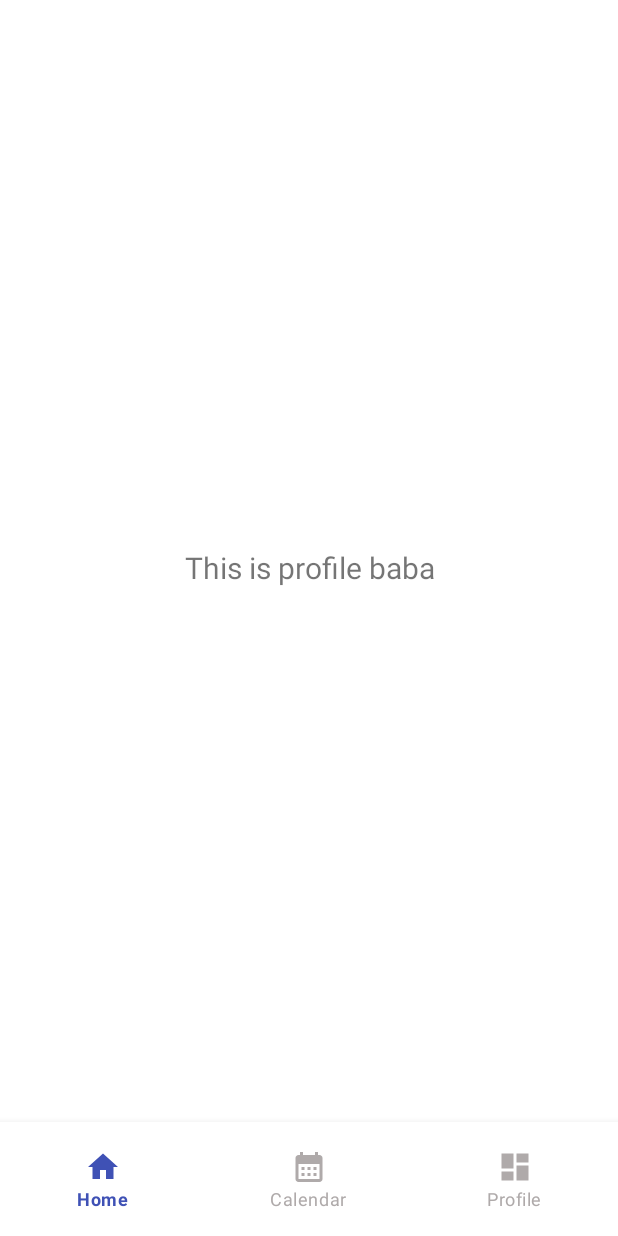
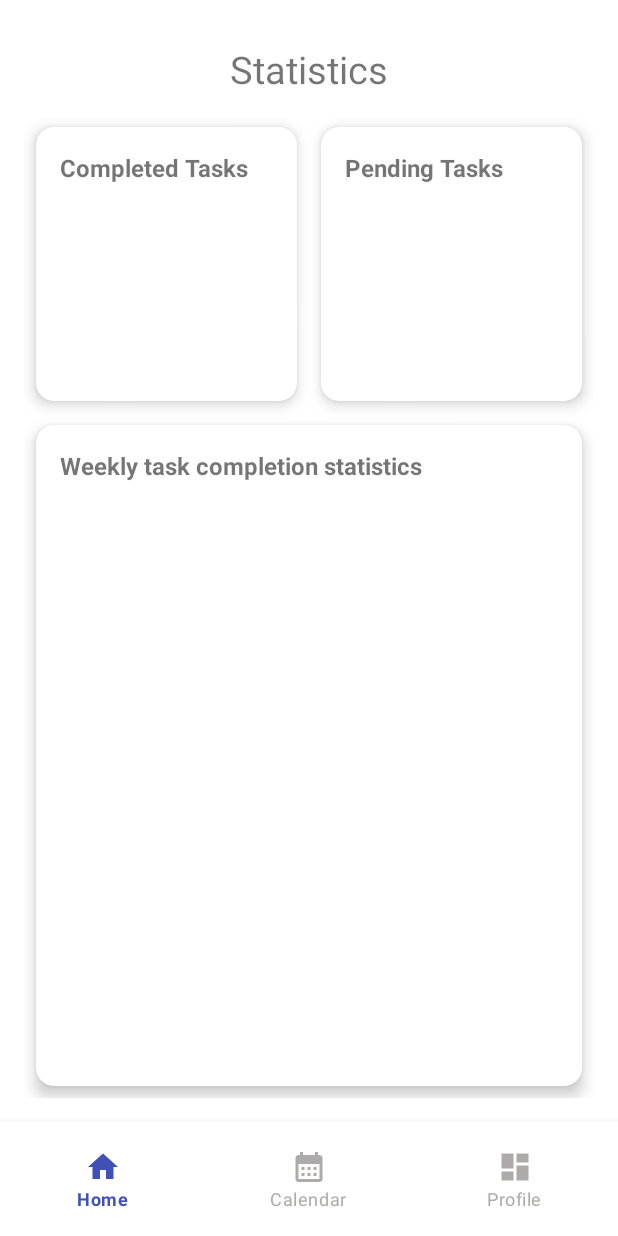
Before and after one commit to AliGalip75/Todo_List, an Android app: the ProfileFragment screen opened through its navigation route, on a phone screen of 412 x 824 dp. Run offline under Robolectric (Android 15) with nearby library versions, the phone set to English and light mode, and no system bars; our stand-ins replace Room's generated code, navigation-ui.

Commit message:
almost completed

```diff
--- a/app/src/main/java/com/example/todo_list/data/TaskDao.java
+++ b/app/src/main/java/com/example/todo_list/data/TaskDao.java
@@ -6,12 +6,9 @@ import androidx.room.Delete;
 import androidx.room.Insert;
 import androidx.room.Query;
 import androidx.room.Update;
-
 import java.util.List;
-
-// sql yazmadan veritabanı işlemlerini buradan yapıyoruz(bazı işlemler için sql yazmak gerekebiliyor)
 @Dao
-public interface TaskDao {
+public interface TaskDao { // sql yazmadan veritabanı işlemlerini buradan yapıyoruz(bazı işlemler için sql yazmak gerekebiliyor)
     @Delete
     void delete(Task task);
 
--- a/app/src/main/java/com/example/todo_list/data/TaskRepository.java
+++ b/app/src/main/java/com/example/todo_list/data/TaskRepository.java
@@ -1,27 +1,19 @@
 package com.example.todo_list.data;
 
 import android.app.Application;
-import android.os.AsyncTask;
-
 import androidx.lifecycle.LiveData;
 import java.util.List;
-import java.util.concurrent.ExecutorService;
-import java.util.concurrent.Executors;
 
 public class TaskRepository {
     private final TaskDao taskDao;
-    private ExecutorService executorService;
 
     public TaskRepository(Application application) {
         TaskDatabase database = TaskDatabase.getInstance(application);
         taskDao = database.taskDao();
-        executorService = Executors.newSingleThreadExecutor();
     }
 
     public void insert(Task task) {
-        Executors.newSingleThreadExecutor().execute(() -> {
-            taskDao.insert(task);
-        });
+        TaskDatabase.databaseWriteExecutor.execute( () -> taskDao.insert(task));
     }
 
     public LiveData<List<Task>> getAllTasks() {
@@ -29,11 +21,11 @@ public class TaskRepository {
     }
 
     public void deleteTask(Task task){
-        TaskDatabase.databaseWriteExecutor.execute(() -> taskDao.delete(task));
+        TaskDatabase.databaseWriteExecutor.execute( () -> taskDao.delete(task));
     }
 
     public void update(Task task) {
-        executorService.execute(() -> taskDao.update(task));  // Arka planda çalıştır
+        TaskDatabase.databaseWriteExecutor.execute( () -> taskDao.update(task));
     }
 
 }
--- a/app/src/main/java/com/example/todo_list/ui/home/HomeFragment.java
+++ b/app/src/main/java/com/example/todo_list/ui/home/HomeFragment.java
@@ -32,23 +32,24 @@ public class HomeFragment extends Fragment {
 
     public void onCreate(Bundle savedInstanceState){
         super.onCreate(savedInstanceState);
-        homeViewModel = new ViewModelProvider(this).get(HomeViewModel.class);
+        homeViewModel = new ViewModelProvider(this).get(HomeViewModel.class); //homeViewModel'ı bağla
     }
 
     public void onViewCreated(@NonNull View view, @Nullable Bundle savedInstanceState){
         super.onViewCreated(view, savedInstanceState);
 
         RecyclerView recyclerView = binding.recylerView;
-        LinearLayout emptyView = binding.emptyView;
-        TextView homeText = binding.homeText;
-        recyclerView.setLayoutManager(new LinearLayoutManager(getContext()));
+        LinearLayout emptyView = binding.emptyView; // görev kalmayınca görünecek layout
+        TextView homeText = binding.homeText; // TODOS text
+        recyclerView.setLayoutManager(new LinearLayoutManager(getContext())); // recyclerView'ı dikey olarak ayarladık
 
-        TaskAdapter adapter = new TaskAdapter(
+        TaskAdapter adapter = new TaskAdapter( //adapter'ın içine silme ve güncelleme fonksiyonlarını gömdük
                 task -> homeViewModel.deleteTask(task),
                 task -> showUpdateDialog(requireContext(), task, homeViewModel)
         );
 
         recyclerView.setAdapter(adapter);
+        // todoListesini dinler ve değişiklik olursa dinamik olarak sürekli çalışır. Okun solundaki "tasks" değişen verinin son halini tutar
         homeViewModel.getAllTasks().observe(getViewLifecycleOwner(), tasks -> {
             adapter.setTasks(tasks);
 
@@ -67,10 +68,11 @@ public class HomeFragment extends Fragment {
 
     public View onCreateView(@NonNull LayoutInflater inflater,
                               ViewGroup container, Bundle savedInstanceState){
-        binding = FragmentHomeBinding.inflate(inflater, container, false);
+        binding = FragmentHomeBinding.inflate(inflater, container, false); // Binding'i bağla
         return binding.getRoot();
     }
 
+    // Update işlemi için metod
     private void showUpdateDialog(Context context, Task taskToUpdate, HomeViewModel homeViewModel) {
         LayoutInflater inflater = LayoutInflater.from(context);
         View dialogView = inflater.inflate(R.layout.dialog_update_task, null);
@@ -82,16 +84,16 @@ public class HomeFragment extends Fragment {
         builder.setTitle("Update Task");
         builder.setView(dialogView);
 
-        builder.setPositiveButton("Kaydet", (dialog, which) -> {
+        builder.setPositiveButton("Save", (dialog, which) -> {
             String updatedText = editText.getText().toString().trim();
             if (!updatedText.isEmpty()) {
                 taskToUpdate.setTitle(updatedText);
                 homeViewModel.updateTask(taskToUpdate);
-                Toast.makeText(context, "Görev güncellendi", Toast.LENGTH_SHORT).show();
+                Toast.makeText(context, "Todo Updated", Toast.LENGTH_SHORT).show();
             }
         });
 
-        builder.setNegativeButton("İptal", (dialog, which) -> dialog.dismiss());
+        builder.setNegativeButton("Cancel", (dialog, which) -> dialog.dismiss());
 
         AlertDialog dialog = builder.create();
         dialog.getWindow().setBackgroundDrawableResource(R.drawable.dialog_rounded_corner);
--- a/app/src/main/java/com/example/todo_list/ui/home/HomeViewModel.java
+++ b/app/src/main/java/com/example/todo_list/ui/home/HomeViewModel.java
@@ -1,20 +1,14 @@
 package com.example.todo_list.ui.home;
 
 import android.app.Application;
-
 import androidx.annotation.NonNull;
 import androidx.lifecycle.AndroidViewModel;
 import androidx.lifecycle.LiveData;
-import androidx.lifecycle.MutableLiveData;
-import androidx.lifecycle.ViewModel;
-
 import com.example.todo_list.data.Task;
 import com.example.todo_list.data.TaskRepository;
-
 import java.util.List;
 
 public class HomeViewModel extends AndroidViewModel {
-
 
     private TaskRepository repository;
     private LiveData<List<Task>> allTasks;
@@ -25,6 +19,7 @@ public class HomeViewModel extends AndroidViewModel {
     }
 
     public LiveData<List<Task>> getAllTasks() {
+        allTasks = repository.getAllTasks();
         return allTasks;
     }
 
--- a/app/src/main/java/com/example/todo_list/ui/home/TaskAdapter.java
+++ b/app/src/main/java/com/example/todo_list/ui/home/TaskAdapter.java
@@ -5,27 +5,22 @@ import android.view.LayoutInflater;
 import android.view.View;
 import android.view.ViewGroup;
 import android.widget.Toast;
-
 import androidx.annotation.NonNull;
 import androidx.recyclerview.widget.RecyclerView;
-
-import com.example.todo_list.R;
 import com.example.todo_list.data.Task;
 import com.example.todo_list.databinding.ItemTaskBinding;
-
 import java.util.ArrayList;
 import java.util.List;
 
 public class TaskAdapter extends RecyclerView.Adapter<TaskAdapter.TaskHolder> {
 
-    //recyclerview'ın göstereceği veriler burada tutulur
-    private List<Task> tasks = new ArrayList<>();
+    private List<Task> tasks = new ArrayList<>();  // Recyclerview'ın göstereceği veriler burada tutulur
 
-    public interface OnTaskDeleteClickListener {
+    public interface OnTaskDeleteClickListener { // Delete işlemi için kendi listener interface'imiz
         void onTaskDelete(Task task);
     }
 
-    public interface OnTaskEditClickListener {
+    public interface OnTaskEditClickListener { // Update işlemi için kendi listener interface'imiz
         void onTaskEdit(Task task);
     }
 
@@ -37,8 +32,6 @@ public class TaskAdapter extends RecyclerView.Adapter<TaskAdapter.TaskHolder> {
         this.deleteListener = deleteListener;
         this.editListener = editListener;
     }
-
-
 
     // Viewholder tek bir satırı temsil ediyor
     public static class TaskHolder extends RecyclerView.ViewHolder {
@@ -71,7 +64,7 @@ public class TaskAdapter extends RecyclerView.Adapter<TaskAdapter.TaskHolder> {
             }
         });
 
-        // recyclerView todolardaki silme butonu için listener
+        // RecyclerView'daki todoların silme butonu için listener
         holder.binding.garbageBtn.setOnClickListener(new View.OnClickListener() {
             @Override
             public void onClick(View v) {
@@ -79,10 +72,10 @@ public class TaskAdapter extends RecyclerView.Adapter<TaskAdapter.TaskHolder> {
             }
         });
 
+        // RecyclerView'daki todoların update butonu için listener
         holder.binding.editBtn.setOnClickListener(v -> {
             editListener.onTaskEdit(current);
         });
-
 
     }
 
@@ -97,5 +90,4 @@ public class TaskAdapter extends RecyclerView.Adapter<TaskAdapter.TaskHolder> {
         notifyDataSetChanged(); // liste değişince UI'ı güncelle
     }
 
-
 }
--- a/app/src/main/java/com/example/todo_list/ui/profile/ProfileViewModel.java
+++ b/app/src/main/java/com/example/todo_list/ui/profile/ProfileViewModel.java
@@ -10,7 +10,6 @@ public class ProfileViewModel extends ViewModel {
 
     public ProfileViewModel() {
         mText = new MutableLiveData<>();
-        mText.setValue("This is profile baba");
     }
 
     // Canlı veriyi UI'a gönder
--- a/app/src/main/res/drawable/rounded_edittext.xml
+++ b/app/src/main/res/drawable/rounded_edittext.xml
@@ -1,6 +1,5 @@
 <shape xmlns:android="http://schemas.android.com/apk/res/android"
     android:shape="rectangle">
-
     <solid android:color="#FFFFFF"/> <!-- Arka plan rengi -->
     <corners android:radius="10dp"/> <!-- Köşe yuvarlaklığı -->
     <stroke android:width="1dp" android:color="#DDDDDD"/> <!-- İsteğe bağlı çerçeve -->
--- a/app/src/main/res/layout/fragment_profile.xml
+++ b/app/src/main/res/layout/fragment_profile.xml
@@ -1,23 +1,107 @@
 <?xml version="1.0" encoding="utf-8"?>
-<androidx.constraintlayout.widget.ConstraintLayout xmlns:android="http://schemas.android.com/apk/res/android"
-    xmlns:app="http://schemas.android.com/apk/res-auto"
-    xmlns:tools="http://schemas.android.com/tools"
+<GridLayout android:id="@+id/statsGrid"
     android:layout_width="match_parent"
     android:layout_height="match_parent"
-    tools:context=".ui.profile.ProfileFragment">
+    android:columnCount="2"
+    android:padding="16dp"
+    xmlns:android="http://schemas.android.com/apk/res/android"
+    xmlns:app="http://schemas.android.com/apk/res-auto"
+    xmlns:tools="http://schemas.android.com/tools">
 
     <TextView
-        android:id="@+id/text_profile"
-        android:layout_width="match_parent"
+        android:id="@+id/textProfile"
         android:layout_height="wrap_content"
-        android:layout_marginStart="8dp"
-        android:layout_marginTop="8dp"
-        android:layout_marginEnd="8dp"
-        android:textAlignment="center"
-        android:textSize="20sp"
-        android:text=""
-        app:layout_constraintBottom_toBottomOf="parent"
-        app:layout_constraintEnd_toEndOf="parent"
-        app:layout_constraintStart_toStartOf="parent"
-        app:layout_constraintTop_toTopOf="parent" />
-</androidx.constraintlayout.widget.ConstraintLayout>
+        android:layout_width="0dp"
+        android:layout_columnWeight="1"
+        android:layout_rowWeight="0.2"
+        android:layout_columnSpan="2"
+        android:text="Statistics"
+        android:gravity="center"
+        android:textSize="25sp" />
+
+    <!-- 1. Kart -->
+    <androidx.cardview.widget.CardView
+        android:id="@+id/cardCompletedTasks"
+        android:layout_width="0dp"
+        android:layout_height="wrap_content"
+        android:layout_margin="8dp"
+        android:layout_columnWeight="1"
+        android:layout_rowWeight="1"
+        app:cardCornerRadius="12dp"
+        app:cardElevation="6dp">
+
+        <androidx.constraintlayout.widget.ConstraintLayout
+            android:orientation="vertical"
+            android:padding="16dp"
+            android:layout_width="match_parent"
+            android:layout_height="wrap_content">
+
+
+            <TextView
+                android:id="@+id/textCompleted"
+                android:layout_height="wrap_content"
+                android:layout_width="0dp"
+                android:text="Completed Tasks"
+                android:textSize="16sp"
+                android:textStyle="bold"
+                tools:ignore="MissingConstraints" />
+        </androidx.constraintlayout.widget.ConstraintLayout>
+    </androidx.cardview.widget.CardView>
+
+    <androidx.cardview.widget.CardView
+        android:id="@+id/cardPendingTasks"
+        android:layout_width="0dp"
+        android:layout_height="wrap_content"
+        android:layout_margin="8dp"
+        android:layout_columnWeight="1"
+        android:layout_rowWeight="1"
+        app:cardCornerRadius="12dp"
+        app:cardElevation="6dp">
+
+        <androidx.constraintlayout.widget.ConstraintLayout
+            android:orientation="vertical"
+            android:padding="16dp"
+            android:layout_width="match_parent"
+            android:layout_height="wrap_content">
+
+            <TextView
+                android:layout_height="wrap_content"
+                android:layout_width="0dp"
+                android:text="Pending Tasks"
+                android:textSize="16sp"
+                android:textStyle="bold"
+                tools:ignore="MissingConstraints" />
+
+
+        </androidx.constraintlayout.widget.ConstraintLayout>
+    </androidx.cardview.widget.CardView>
+
+    <androidx.cardview.widget.CardView
+        android:id="@+id/cardStatisticsChart"
+        android:layout_width="0dp"
+        android:layout_height="wrap_content"
+        android:layout_margin="8dp"
+        android:layout_columnWeight="1"
+        android:layout_rowWeight="3"
+        android:layout_columnSpan="2"
+        app:cardCornerRadius="12dp"
+        app:cardElevation="6dp">
+
+        <androidx.constraintlayout.widget.ConstraintLayout
+            android:orientation="vertical"
+            android:padding="16dp"
+            android:layout_width="match_parent"
+            android:layout_height="wrap_content">
+
+            <TextView
+                android:layout_height="wrap_content"
+                android:layout_width="0dp"
+                android:text="Weekly task completion statistics"
+                android:textSize="16sp"
+                android:textStyle="bold"
+                tools:ignore="MissingConstraints" />
+
+        </androidx.constraintlayout.widget.ConstraintLayout>
+    </androidx.cardview.widget.CardView>
+
+</GridLayout>
--- a/app/src/main/res/layout/item_task.xml
+++ b/app/src/main/res/layout/item_task.xml
@@ -6,6 +6,7 @@
     android:layout_marginVertical="8dp"
     app:cardCornerRadius="12dp"
     app:cardElevation="4dp"
+    app:cardBackgroundColor="@color/white"
     android:layout_width="match_parent"
     android:layout_height="wrap_content"
     android:id="@+id/card">
--- a/app/src/main/res/values/styles.xml
+++ b/app/src/main/res/values/styles.xml
@@ -1,7 +1,7 @@
 <?xml version="1.0" encoding="utf-8"?>
+<!-- AlertDialog için style -->
 <resources>
     <style name="CustomAlertDialog" parent="Theme.MaterialComponents.DayNight.Dialog.Alert">
-        <!-- İsteğe bağlı renk ayarları -->
         <item name="colorPrimary">@color/primary</item>
         <item name="colorAccent">@color/primary_variant</item>
     </style>
```
Also changed, not shown: app/src/main/res/drawable/calendar.png (deleted).
